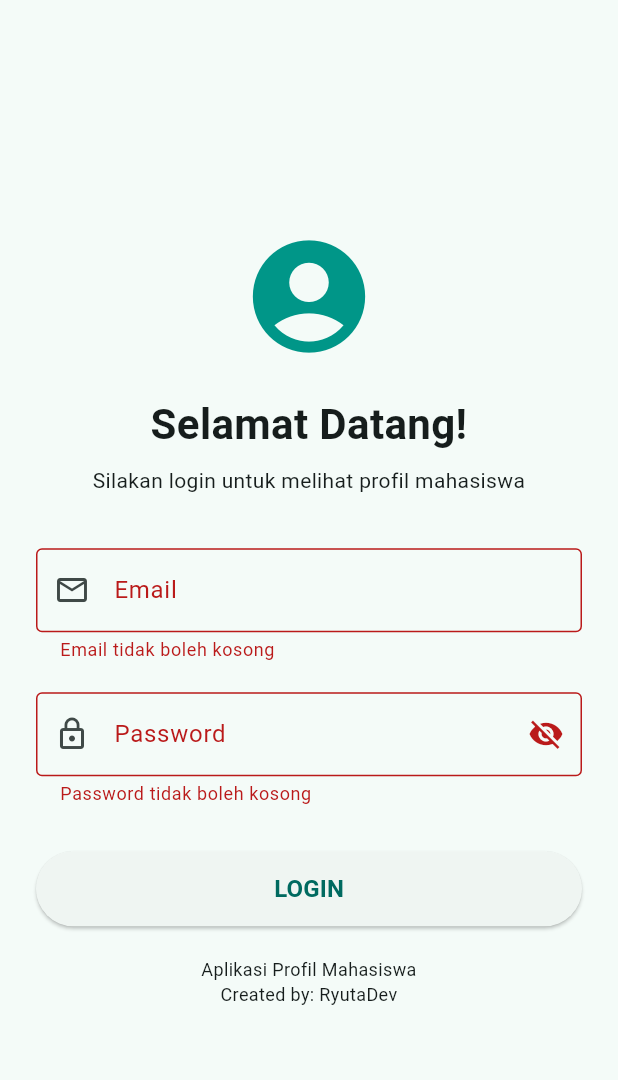
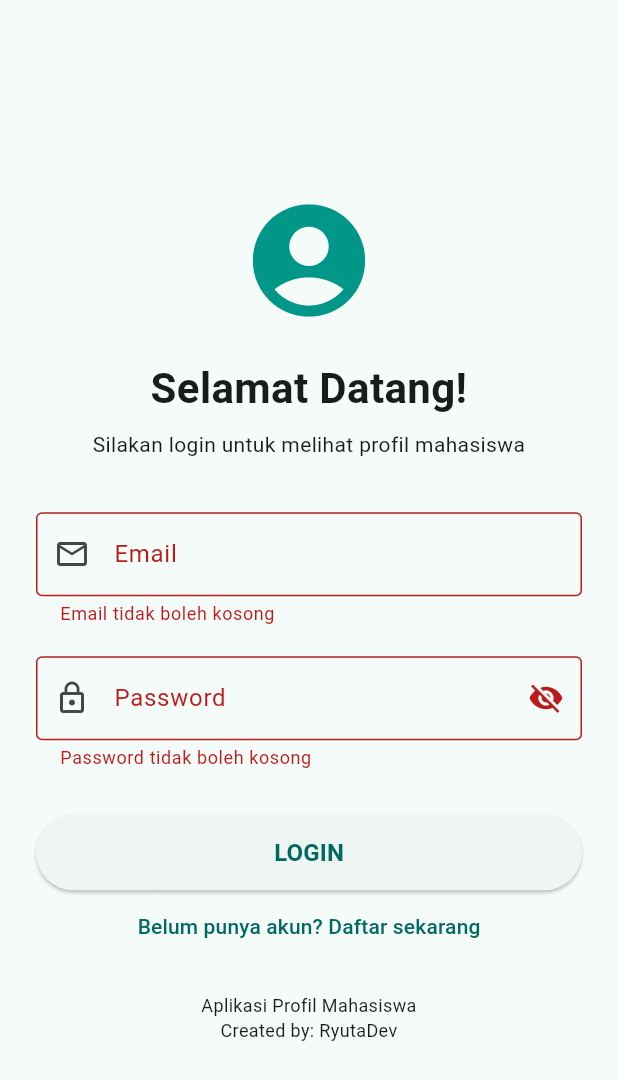
Before and after one commit to RiyutaDev/Latihan_Firebase_1124160241, a Flutter app: the screen it shows after launch, after a tap on "LOGIN", on a phone screen of 412 x 824 dp. Shown: the top 1080 px of the screen. Run offline on Flutter 3.47's test engine with Material 3 defaults, Android fonts, the phone set to English and light mode, and no system bars; our stand-ins replace firebase_auth, firebase_core; accounts and stored records are empty.

Commit message:
fix: memperbaiki  notif berhasil login dan memnyempurnakan halaman  profil

```diff
--- a/lib/screens/login_page.dart
+++ b/lib/screens/login_page.dart
@@ -1,7 +1,7 @@
 
 import 'package:flutter/material.dart';
 import 'package:firebase_auth/firebase_auth.dart';
-
+import 'register_page.dart';
 import 'profile_page.dart';
 import '../models/profile.dart';
 import '../services/auth_service.dart';
@@ -42,6 +42,15 @@ class _LoginPageState extends State<LoginPage> {
       );
 
       if (!mounted) return;
+
+        ScaffoldMessenger.of(context).showSnackBar(
+          const SnackBar(
+            content: Text('Login berhasil! Selamat datang.'),
+            backgroundColor: Colors.green,
+            behavior: SnackBarBehavior.floating,
+            duration: Duration(seconds: 2),
+          ),
+        );
 
       final user = credential.user;
 
@@ -255,6 +264,18 @@ class _LoginPageState extends State<LoginPage> {
                         ),
                       ),
 
+                      TextButton(
+                        onPressed: () {
+                          Navigator.push(
+                            context,
+                            MaterialPageRoute(
+                              builder: (context) => const RegisterPage(),
+                            ),
+                          );
+                        },
+                        child: const Text('Belum punya akun? Daftar sekarang'),
+                      ),
+
                       const SizedBox(height: 20),
 
                       const Text(
```
Also changed, not shown: lib/screens/profile_page.dart (+109 -4 lines).
